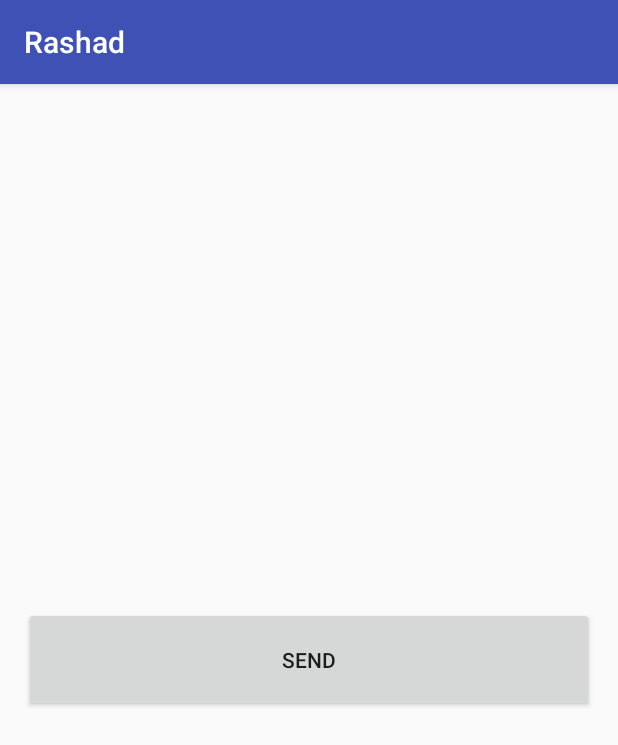
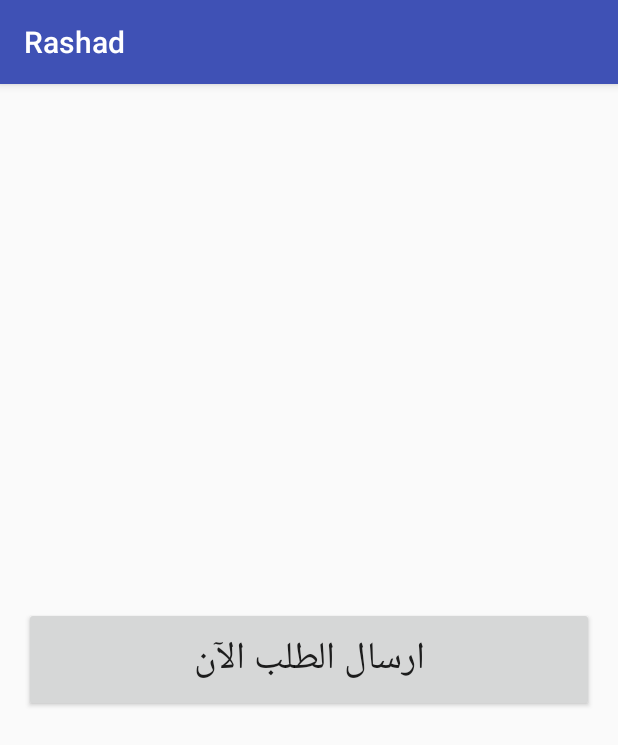
Before and after one commit to MahmoudAymann/Rashad, an Android app: the screen it shows after launch (MainActivity), on a phone screen of 412 x 824 dp. Shown: the top 745 px of the screen. Run offline under Robolectric (Android 15) with nearby library versions, the phone set to English and light mode, and no system bars; our stand-ins replace ButterKnife; libraries missing offline, so code that uses them is left out: com.androidnetworking, com.androidnetworking.common, com.androidnetworking.error, com.androidnetworking.interceptors, com.androidnetworking.interfaces.

Commit message:
last commit

```diff
--- a/app/src/main/res/layout/fragment_main.xml
+++ b/app/src/main/res/layout/fragment_main.xml
@@ -11,8 +11,10 @@
 
     <Button
         android:id="@+id/btn"
-        android:text="Send"
+        android:text="ارسال الطلب الآن"
         android:layout_width="match_parent"
-        android:layout_height="70dp" />
+        android:layout_height="70dp"
+        android:textSize="25sp"
+        />
 
 </LinearLayout>
```
